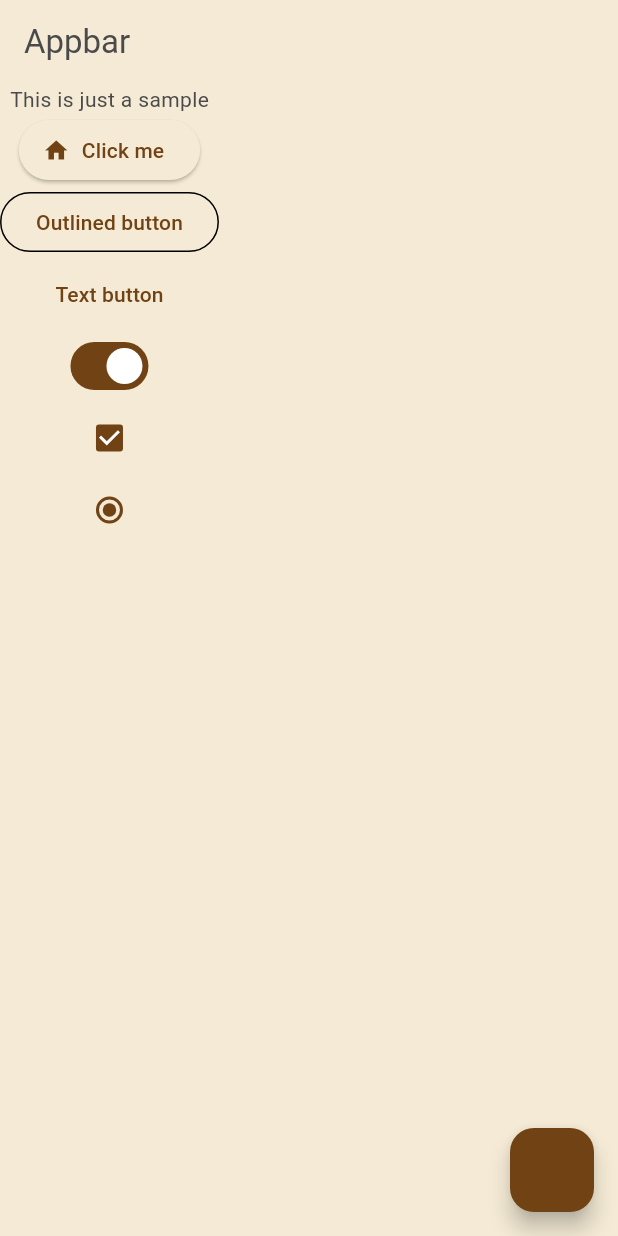
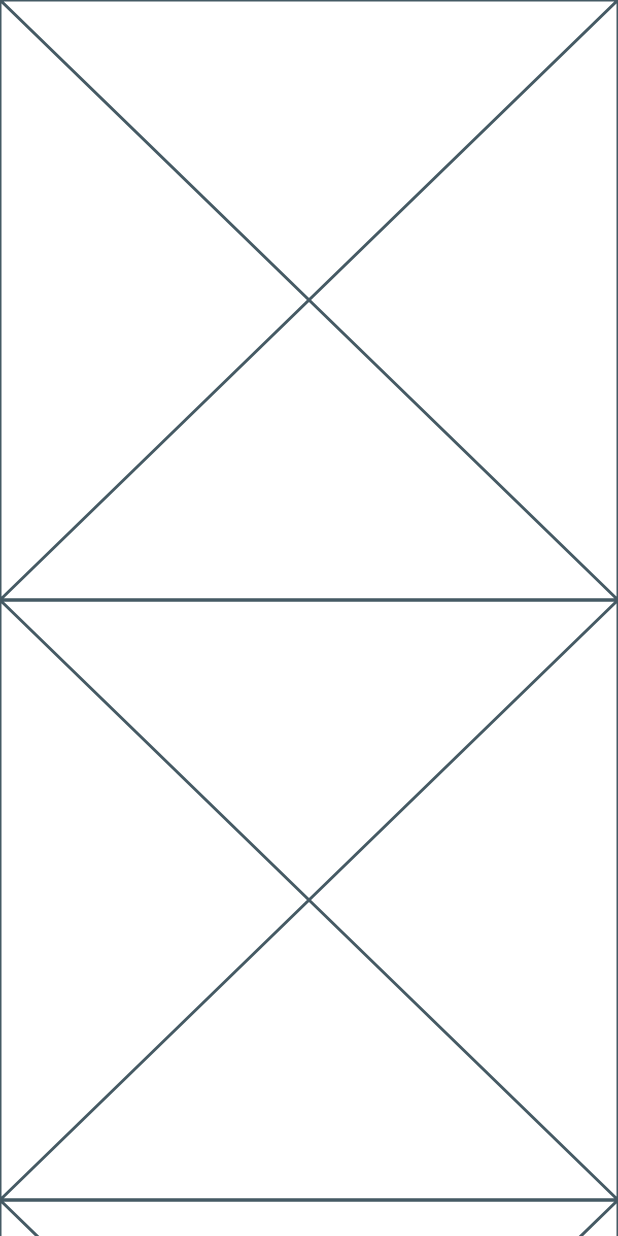
Before and after one commit to Amalshaheen/thought_trail, a Flutter app: the screen it shows after launch, on a phone screen of 412 x 824 dp. Run offline on Flutter 3.47's test engine with Material 3 defaults, Android fonts, the phone set to English and light mode, and no system bars; our stand-ins replace freezed_annotation, google_fonts.

Commit message:
added folder structure

```diff
--- a/lib/main.dart
+++ b/lib/main.dart
@@ -1,4 +1,10 @@
+import 'dart:developer';
+
 import 'package:flutter/material.dart';
+import 'package:google_fonts/google_fonts.dart';
+import 'package:thought_trail/presentation/timeline/widgets/timeline_core.dart';
+
+import 'presentation/timeline/timeline_page.dart';
 
 void main() {
   runApp(const NewApp());
@@ -11,26 +17,70 @@ class NewApp extends StatelessWidget {
   Widget build(BuildContext context) {
     return MaterialApp(
       title: 'Flutter Demo',
-      theme: ThemeData(
-        colorScheme: const ColorScheme.light(
-          primary: Color(0xFF704214), // Rich sepia brown
-          surface: Color(0xFFF4EAD5), // Creamy beige
-          onPrimary: Color(0xFFFFFFFF), // Text/icons on sepia
-          onSurface: Color(0xFF4A4A4A), // Dark gray for labels/icons
-          brightness: Brightness.light,
+      theme: lightThemeData(),
+      darkTheme: darkThemeData(),
+      themeMode: ThemeMode.system,
+      home: const HomeScreen(),
+    );
+  }
+
+  ThemeData darkThemeData() {
+    const darkThemeSeedColour = 0xFF00FFFF;
+    return ThemeData(
+      colorScheme: ColorScheme.fromSeed(
+        seedColor: const Color(darkThemeSeedColour),
+        brightness: Brightness.dark,
+      ),
+      useMaterial3: true,
+    );
+  }
+
+  ThemeData lightThemeData() {
+    const swatch = <int, Color>{
+      50: Color(0xFFF9EFE3), // Very light beige
+      100: Color(0xFFF4EAD5), // Cream beige
+      200: Color(0xFFEAD2B8), // Muted beige
+      300: Color(0xFFDCC39C), // Soft brown
+      400: Color(0xFFB8946A), // Warm brown
+      500: Color(0xFF704214), // Rich sepia brown (base color)
+      600: Color(0xFF5F3711), // Darker sepia
+      700: Color(0xFF4C2D0E), // Even darker sepia
+      800: Color(0xFF3B220B), // Deep sepia
+      900: Color(0xFF281708), // Almost black-brown
+    };
+    return ThemeData(
+      colorScheme: ColorScheme.fromSwatch(
+        primarySwatch: const MaterialColor(
+          0xFF704214, // Rich sepia brown as the primary color
+          swatch,
         ),
-        useMaterial3: true,
+        backgroundColor: const Color(0xFFF4EAD5),
       ),
-      darkTheme: ThemeData(
-        colorScheme: ColorScheme.fromSeed(
-          seedColor:
-              Color(0xFF00FFFF), // Same seed color, but adapted for dark mode
-          brightness: Brightness.dark, // Ensure it's a dark theme
+      useMaterial3: true,
+    ).copyWith(
+      switchTheme: SwitchThemeData(
+        thumbColor: WidgetStateProperty.resolveWith<Color>((states) {
+          if (states.contains(WidgetState.selected)) {
+            return const Color(0xFF704214);
+          }
+          return const Color(0xFFB8946A);
+        }),
+        trackColor: WidgetStateProperty.resolveWith<Color>((states) {
+          if (states.contains(WidgetState.selected)) {
+            return const Color(0xFFDCC39C);
+          }
+          return const Color(0xFFF4EAD5);
+        }),
+      ),
+      appBarTheme: const AppBarTheme(
+        backgroundColor: Color(0xFFF4EAD5), // Sepia tone background
+        elevation: 0,
+        shadowColor: Color(0xFFDCC39C),
+        iconTheme: IconThemeData(
+          color: Colors.black,
         ),
-        useMaterial3: true,
       ),
-      themeMode: ThemeMode.light,
-      home: const HomeScreen(),
+      textTheme: GoogleFonts.interTextTheme(),
     );
   }
 }
@@ -40,42 +90,6 @@ class HomeScreen extends StatelessWidget {
 
   @override
   Widget build(BuildContext context) {
-    return Scaffold(
-      appBar: AppBar(title: Text('Appbar')),
-      body: Column(
-        children: [
-          Text("This is just a sample"),
-          ElevatedButton.icon(
-            onPressed: () {},
-            label: Text('Click me'),
-            icon: Icon(Icons.home),
-          ),
-          OutlinedButton(
-            onPressed: () {},
-            child: Text('Outlined button'),
-          ),
-          TextButton(
-            onPressed: () {},
-            child: Text('Text button'),
-          ),
-          Switch(
-            value: true,
-            onChanged: (value) {},
-          ),
-          Checkbox(
-            value: true,
-            onChanged: (value) {},
-          ),
-          Radio(
-            value: 1,
-            groupValue: 1,
-            onChanged: (value) {},
-          ),
-        ],
-      ),
-      floatingActionButton: FloatingActionButton(
-        onPressed: () {},
-      ),
-    );
+    return Scaffold(body: TimelineCore());
   }
 }
--- /dev/null
+++ b/lib/presentation/timeline/widgets/timeline_core.dart
@@ -0,0 +1,14 @@
+import 'package:flutter/material.dart';
+
+class TimelineCore extends StatelessWidget {
+  const TimelineCore({super.key});
+
+  @override
+  Widget build(BuildContext context) {
+    return ListView.builder(
+      itemBuilder: (context, index) {
+        return const Placeholder();
+      },
+    );
+  }
+}
```
Also changed, not shown: lib/domain/timeline/models/memory_model.dart (added, +17 -0 lines), lib/presentation/timeline/timeline_page.dart (added, +20 -0 lines), pubspec.yaml (+11 -16 lines), lib/domain/timeline/models/memory_model.freezed.dart (added), pubspec.lock, 1 other file.
